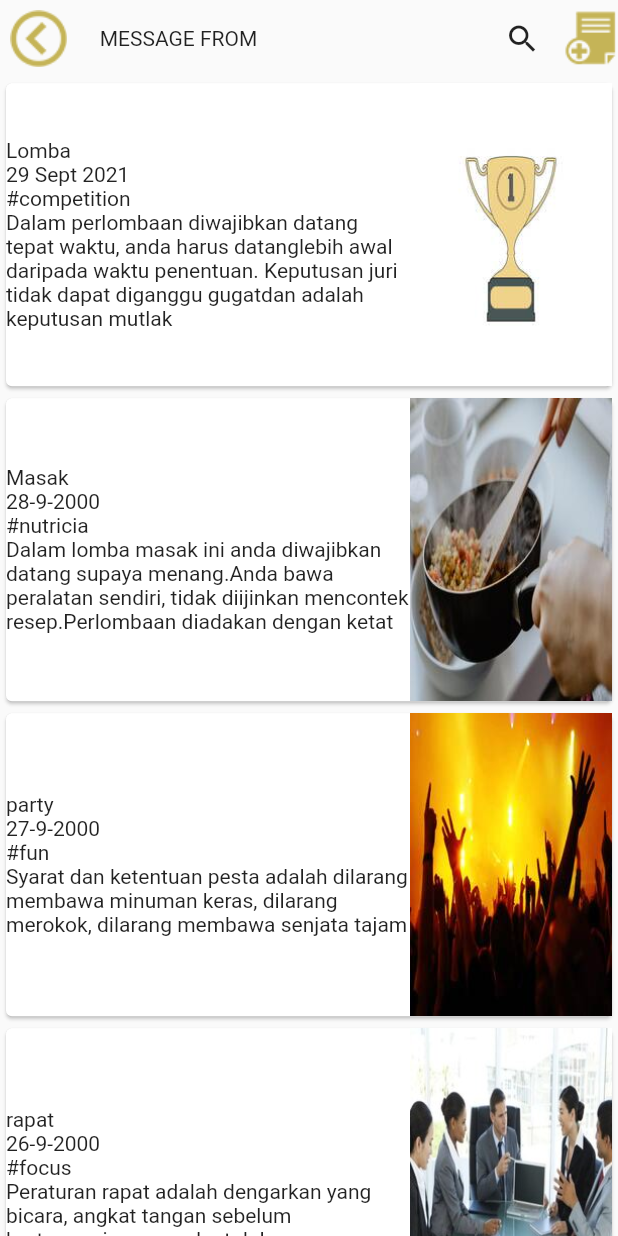
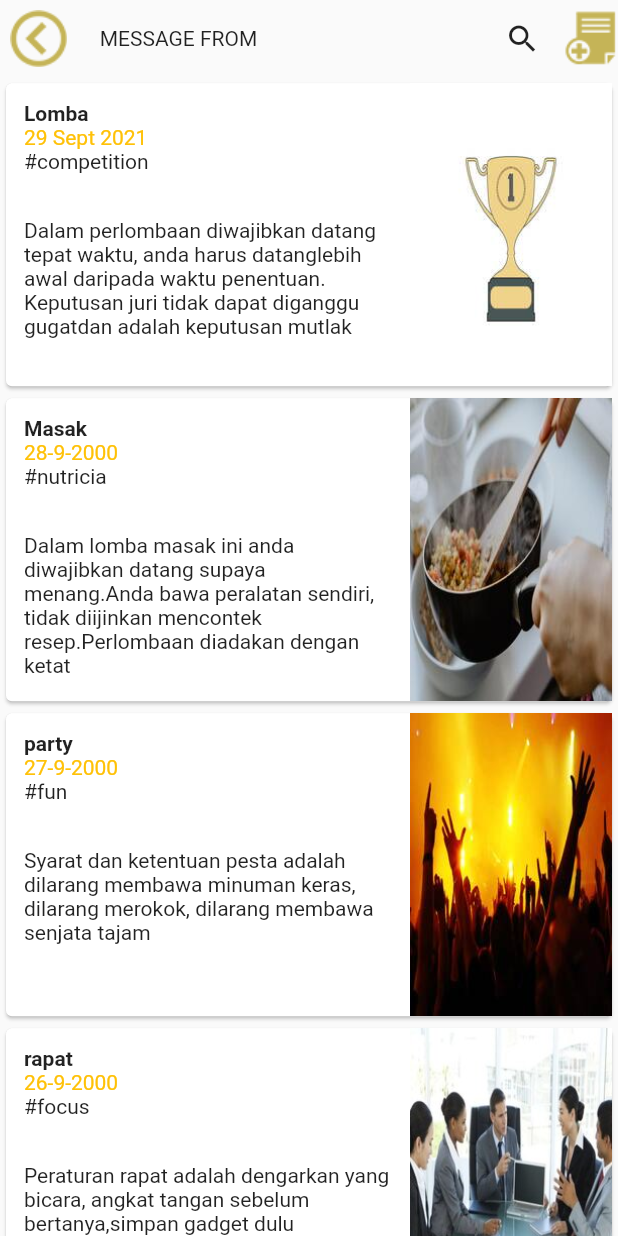
Before and after one commit to MatthewADIAN/first_test_suitmedia, a Flutter app: the EventScreen screen opened directly with empty values, on a phone screen of 412 x 824 dp. Run offline on Flutter 3.47's test engine with Material 2 defaults, Android fonts, the phone set to English and light mode, and no system bars.

Commit message:
Update event_screen.dart

```diff
--- a/lib/event_screen.dart
+++ b/lib/event_screen.dart
@@ -49,7 +49,8 @@ class EventScreen extends StatelessWidget {
                             }));
                       },
                       child: Expanded(
-                    child: Image.asset('images/btn_newMediaArticle_normal.png'),
+                        child: Image.asset(
+                            'images/btn_newMediaArticle_normal.png'),
                         flex: 1,
                       ),
                     ),
@@ -75,25 +76,36 @@ class EventScreen extends StatelessWidget {
                       },
                       child: Card(
                         child: Row(
+                          crossAxisAlignment: CrossAxisAlignment.start,
                           children: <Widget>[
                             Expanded(
                               flex: 2,
+                              child: Padding(
+                                padding: const EdgeInsets.all(12.0),
                                 child: Column(
                                   crossAxisAlignment: CrossAxisAlignment.start,
                                   children: <Widget>[
                                     Text(
-                                event.nama
+                                      event.nama,
+                                      style: TextStyle(
+                                          fontWeight: FontWeight.bold
+                                      ),
                                     ),
                                     Text(
-                                  event.tanggal
+                                      event.tanggal,
+                                      style: TextStyle(
+                                          color: Colors.amber,
+                                      ),
                                     ),
                                     Text(
                                         event.tags
                                     ),
+                                    SizedBox(height: 30.0,),
                                     Text(
                                         event.caption
                                     ),
                                   ],
+                                ),
                               ),
                             ),
                             Expanded(
```
Lines whose indentation alone changed are shown as unchanged.
